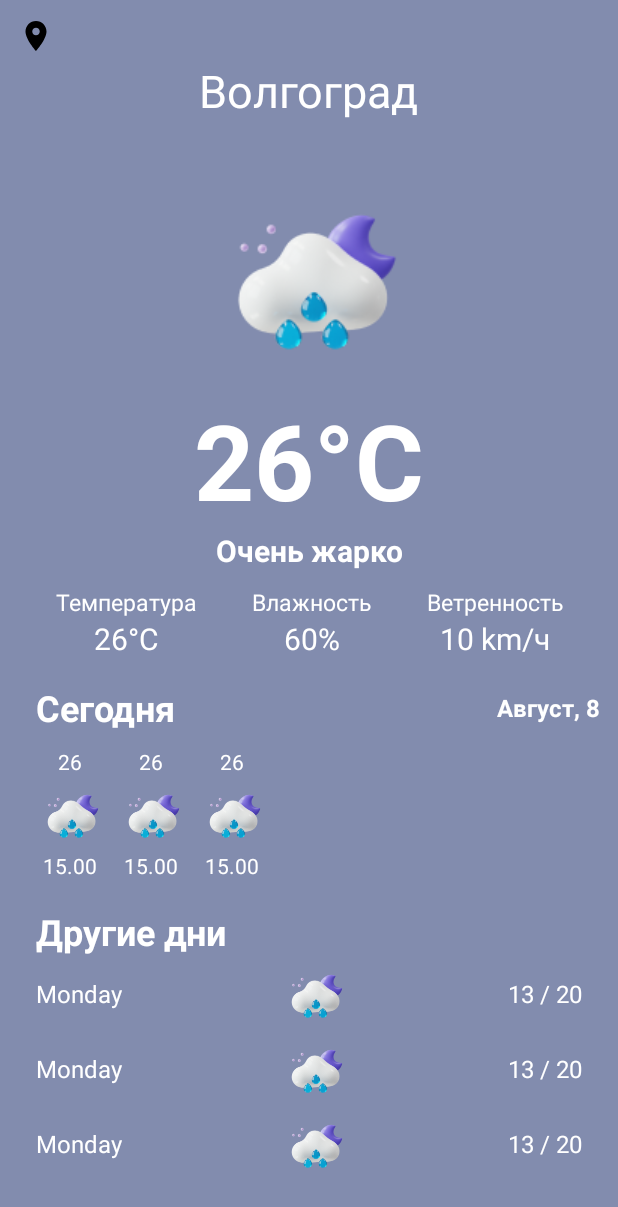
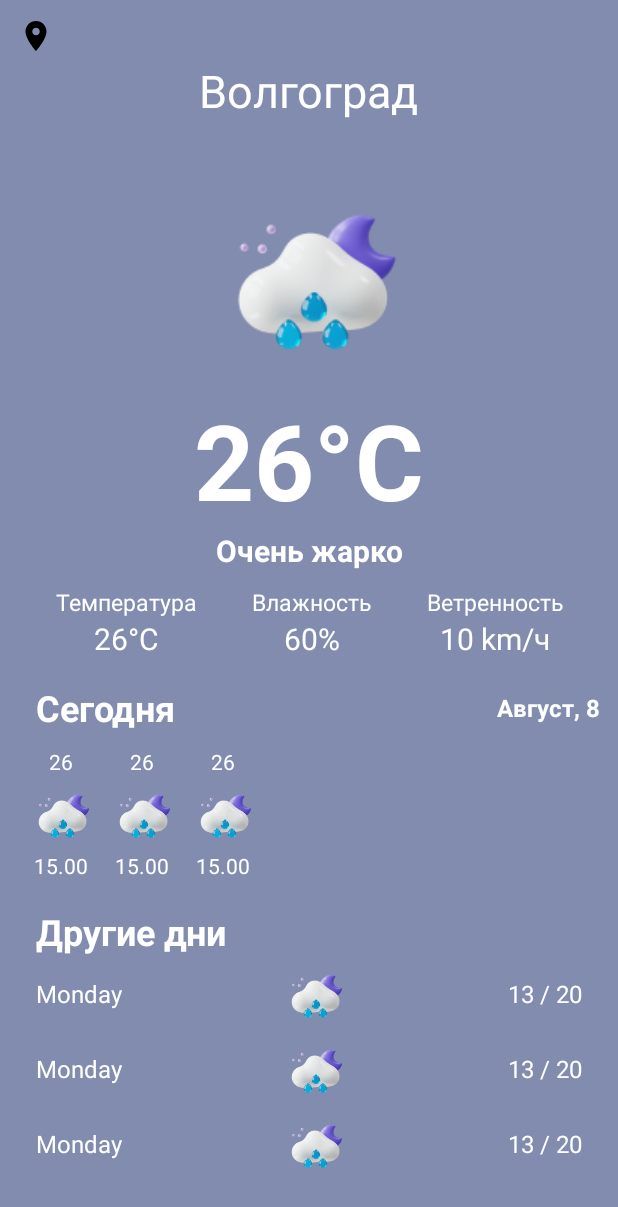
Before and after one commit to dchugunoff/WeatherAppTask, an Android app: the layout fragment_main_screen.xml on its own in the app's theme, with its tools: preview values and no code run, on a phone screen of 412 x 824 dp. Shown: the top 1207 px of the screen. Run offline under Robolectric (Android 15) with nearby library versions, the phone set to English and light mode, and no system bars.

Commit message:
fix ui bugs

```diff
--- a/app/src/main/java/com/chugunov/weatherapptask/presentation/ui/adapters/WeatherForecastAdapter.kt
+++ b/app/src/main/java/com/chugunov/weatherapptask/presentation/ui/adapters/WeatherForecastAdapter.kt
@@ -29,6 +29,7 @@ class WeatherForecastAdapter @Inject constructor() :
         fun bind(forecastDay: Forecastday) {
             binding.weatherImage.load(FormattedUrl(forecastDay.day.condition.icon))
             binding.dayOfWeek.text = ConvertDateUtils.convertDateToDayOfWeek(forecastDay.date)
+                .replaceFirstChar(Char::titlecase)
             binding.weatherTemp.text =
                 "${forecastDay.day.maxtemp_c.toInt()} / ${forecastDay.day.mintemp_c.toInt()}"
         }
@@ -66,6 +67,7 @@ class WeatherForecastAdapter @Inject constructor() :
             itemClickListener?.onItemClick(forecastDay)
         }
     }
+
     interface OnItemClickListener {
         fun onItemClick(forecastDay: Forecastday)
     }
--- a/app/src/main/java/com/chugunov/weatherapptask/presentation/ui/forecast_day_screen/BottomSheetForecastDayDialog.kt
+++ b/app/src/main/java/com/chugunov/weatherapptask/presentation/ui/forecast_day_screen/BottomSheetForecastDayDialog.kt
@@ -61,6 +61,7 @@ class BottomSheetForecastDayDialog : BottomSheetDialogFragment() {
                     FormattedWeatherData.formattedToCelsius(forecastDay.day.avgtemp_c)
                 conditionText.text = forecastDay.day.condition.text
                 dateTextview.text = ConvertDateUtils.convertDateToMonth(forecastDay.date)
+                    .replaceFirstChar(Char::titlecase)
                 tvTempHumidity.text =
                     FormattedWeatherData.formattedToPercent(forecastDay.day.avghumidity.toInt())
                 tvTempWind.text = FormattedWeatherData.formattedWind(forecastDay.day.avgvis_km)
--- a/app/src/main/java/com/chugunov/weatherapptask/presentation/ui/main_screen/MainScreenFragment.kt
+++ b/app/src/main/java/com/chugunov/weatherapptask/presentation/ui/main_screen/MainScreenFragment.kt
@@ -13,8 +13,8 @@ import com.chugunov.weatherapptask.databinding.FragmentMainScreenBinding
 import com.chugunov.weatherapptask.domain.entities.weather_entities.Forecastday
 import com.chugunov.weatherapptask.presentation.ui.adapters.HourItemAdapter
 import com.chugunov.weatherapptask.presentation.ui.adapters.WeatherForecastAdapter
+import com.chugunov.weatherapptask.presentation.ui.forecast_day_screen.BottomSheetForecastDayDialog
 import com.chugunov.weatherapptask.presentation.ui.viewmodels.WeatherViewModel
-import com.chugunov.weatherapptask.presentation.ui.forecast_day_screen.BottomSheetForecastDayDialog
 import com.chugunov.weatherapptask.presentation.utils.ConvertDateUtils
 import com.chugunov.weatherapptask.presentation.utils.FormattedUrl
 import com.chugunov.weatherapptask.presentation.utils.FormattedWeatherData
@@ -73,6 +73,7 @@ class MainScreenFragment : Fragment() {
                 conditionText.text = it.current.condition.text
                 dateTextview.text =
                     ConvertDateUtils.convertDateToMonth(it.forecast.forecastday[0].date)
+                        .replaceFirstChar(Char::titlecase)
             }
         }
     }
--- a/app/src/main/res/layout/fragment_main_screen.xml
+++ b/app/src/main/res/layout/fragment_main_screen.xml
@@ -170,7 +170,7 @@
         android:id="@+id/today_rv"
         android:layout_width="match_parent"
         android:layout_height="wrap_content"
-        android:layout_marginStart="20dp"
+        android:layout_marginStart="14dp"
         android:layout_marginTop="8dp"
         android:orientation="horizontal"
         app:layoutManager="androidx.recyclerview.widget.LinearLayoutManager"
```
